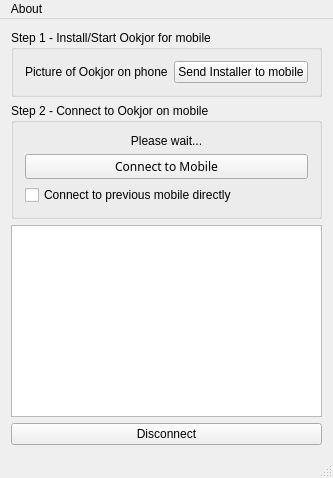
Above: ookjorwindow.ui from ykasidit/Ookjor before the change. Below: the same form after it.
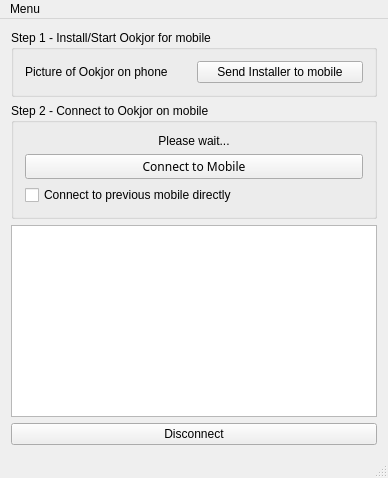
That is the form after the change.

```diff
--- a/ookjorwindow.ui
+++ b/ookjorwindow.ui
@@ -2,6 +2,14 @@
 <ui version="4.0">
  <class>OokjorWindow</class>
  <widget class="QMainWindow" name="OokjorWindow">
+  <property name="geometry">
+   <rect>
+    <x>0</x>
+    <y>0</y>
+    <width>388</width>
+    <height>462</height>
+   </rect>
+  </property>
   <property name="sizePolicy">
    <sizepolicy hsizetype="Minimum" vsizetype="Minimum">
     <horstretch>0</horstretch>
@@ -162,7 +170,7 @@
     <item>
      <widget class="QPushButton" name="liveDisconnectButton">
       <property name="sizePolicy">
-       <sizepolicy hsizetype="MinimumExpanding" vsizetype="MinimumExpanding">
+       <sizepolicy hsizetype="MinimumExpanding" vsizetype="Fixed">
         <horstretch>0</horstretch>
         <verstretch>0</verstretch>
        </sizepolicy>
@@ -198,7 +206,7 @@
      </sizepolicy>
     </property>
     <property name="title">
-     <string>About</string>
+     <string>Menu</string>
     </property>
     <addaction name="actionAbout_2"/>
    </widget>
```
Left out of the diff: 15 changed lines with no effect on the pictures.
